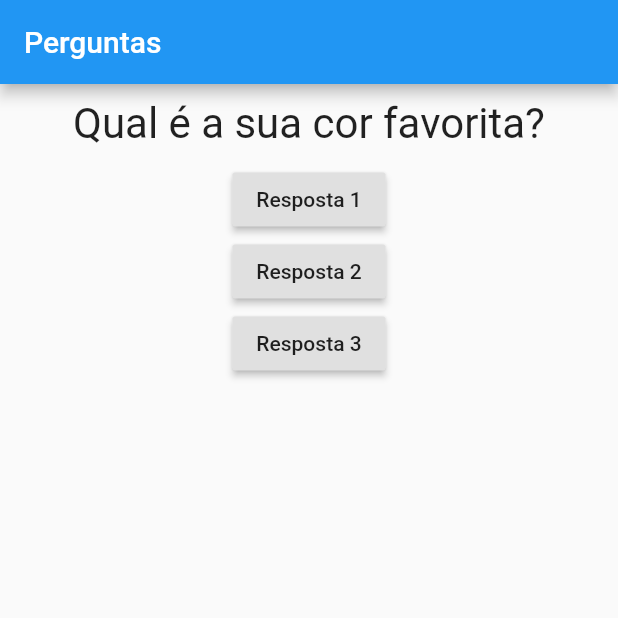
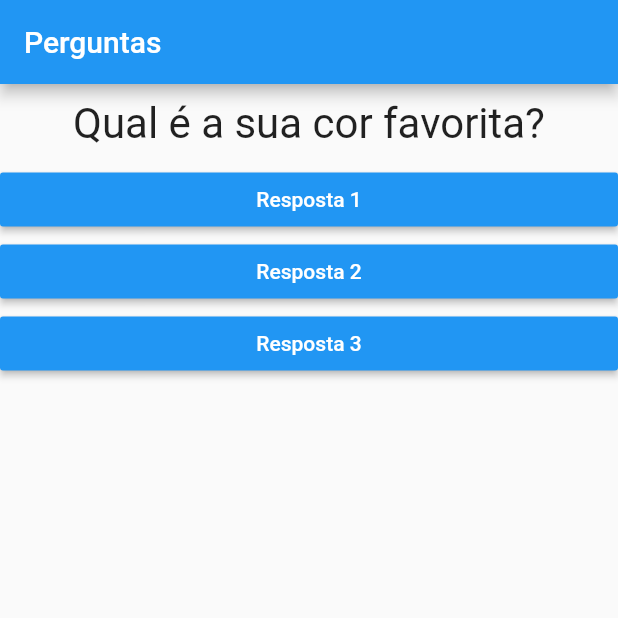
Before and after one commit to rafaelmesquita-ceara/projeto_quiz, a Flutter app: the screen it shows after launch, on a phone screen of 412 x 824 dp, the top half of it. Run offline on Flutter 3.47's test engine with Material 2 defaults, Android fonts, the phone set to English and light mode, and no system bars.

Commit message:
adicionado widget resposta

```diff
--- a/lib/main.dart
+++ b/lib/main.dart
@@ -1,5 +1,6 @@
 import 'package:flutter/material.dart';
 import './questao.dart';
+import './resposta.dart';
 main(){
   runApp(new PerguntaApp());
 }
@@ -28,18 +29,9 @@ class _PerguntaAppState extends State<PerguntaApp>{
         body: Column(
           children: [
             Questao(perguntas[_perguntaSelecionada]),
-            RaisedButton(
-              child: Text('Resposta 1'),
-              onPressed: () => _responder(),
-            ),
-            RaisedButton(
-              child: Text('Resposta 2'),
-              onPressed: () => _responder(),
-            ),
-            RaisedButton(
-              child: Text('Resposta 3'),
-              onPressed: () => _responder(),
-            )
+            Resposta('Resposta 1', _responder),
+            Resposta('Resposta 2', _responder),
+            Resposta('Resposta 3', _responder)
           ],
         ),
       ),
--- /dev/null
+++ b/lib/resposta.dart
@@ -0,0 +1,22 @@
+import 'package:flutter/material.dart';
+
+class Resposta extends StatelessWidget {
+
+  final String texto;
+  final void Function() onSelected;
+
+  Resposta(this.texto, this.onSelected);
+
+  @override
+  Widget build(BuildContext context) {
+    return Container(
+      width: double.infinity,
+      child: RaisedButton(
+        textColor: Colors.white,
+        color: Colors.blue,
+        child: Text(texto),
+        onPressed: () => onSelected(),
+      ),
+    );
+  }
+}
```
